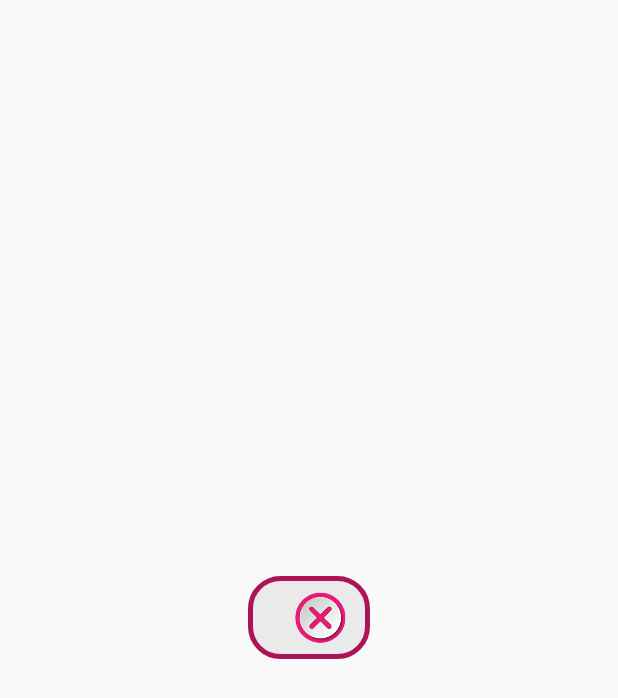
After one commit to kasra-m7/TickVision, an Android app: the layout nok_toast.xml on its own in the app's theme, with its tools: preview values and no code run, on a phone screen of 412 x 824 dp. The commit adds this screen. Shown: the top 698 px of the screen. Run offline under Robolectric (Android 15) with nearby library versions, the phone set to English and light mode, and no system bars.

Commit message:
create personal toast and create class create vision table

```diff
--- a/app/src/main/java/ir/mahchegroup/vision/ActLogin.java
+++ b/app/src/main/java/ir/mahchegroup/vision/ActLogin.java
@@ -87,7 +87,7 @@ public class ActLogin extends AppCompatActivity {
         });
 
 
-        // رویداد دکمه ایجاد حساب کاربری جدید
+        // رویداد دکمه ورود به برنامه
         btnLogin.setOnClickListener(view -> {
             closeMtf();
 
@@ -102,6 +102,7 @@ public class ActLogin extends AppCompatActivity {
                     snackBar.create(getResources().getString(R.string.completeFields), getResources().getColor(R.color.primaryColor), getResources().getColor(R.color.primaryUltraLightColor), getResources().getColor(R.color.accentLightColor));
 
                 } else {
+                    loading.dismissDialog();
                     getUser.getUser(userMail, password);
 
                     getUser.setOnAddUserListener(() -> {
--- /dev/null
+++ b/app/src/main/res/drawable/nok_toast.xml
@@ -0,0 +1,6 @@
+<?xml version="1.0" encoding="utf-8"?>
+<shape android:shape="rectangle" xmlns:android="http://schemas.android.com/apk/res/android">
+    <corners android:radius="20dp"/>
+    <solid android:color="@color/background"/>
+    <stroke android:color="@color/primaryColor" android:width="3dp"/>
+</shape>
--- /dev/null
+++ b/app/src/main/res/drawable/ok_toast.xml
@@ -0,0 +1,6 @@
+<?xml version="1.0" encoding="utf-8"?>
+<shape android:shape="rectangle" xmlns:android="http://schemas.android.com/apk/res/android">
+    <corners android:radius="20dp"/>
+    <solid android:color="@color/background"/>
+    <stroke android:color="@color/accentColor" android:width="3dp"/>
+</shape>
--- /dev/null
+++ b/app/src/main/res/layout/nok_toast.xml
@@ -0,0 +1,36 @@
+<?xml version="1.0" encoding="utf-8"?>
+<RelativeLayout xmlns:android="http://schemas.android.com/apk/res/android"
+    android:layout_width="match_parent"
+    android:layout_height="match_parent"
+    android:layoutDirection="rtl">
+
+    <LinearLayout
+        android:layout_width="wrap_content"
+        android:layout_height="wrap_content"
+        android:orientation="horizontal"
+        android:paddingStart="15dp"
+        android:paddingEnd="15dp"
+        android:paddingTop="10dp"
+        android:paddingBottom="10dp"
+        android:background="@drawable/nok_toast"
+        android:layout_centerInParent="true">
+
+        <ImageView
+            android:layout_width="35dp"
+            android:layout_height="35dp"
+            android:layout_gravity="center"
+            android:src="@drawable/nok"/>
+
+        <TextView
+            android:id="@+id/nok_toast"
+            android:layout_width="wrap_content"
+            android:layout_height="wrap_content"
+            android:textSize="@dimen/normalTextSize"
+            android:layout_marginStart="15dp"
+            android:textColor="@color/primaryColor"
+            android:layout_gravity="center_vertical"
+            android:fontFamily="@font/iran_sans_bold"/>
+
+    </LinearLayout>
+
+</RelativeLayout>
```
Also changed, not shown: app/src/main/java/ir/mahchegroup/vision/ActSignup.java (+6 -1 lines), app/src/main/java/ir/mahchegroup/vision/MainActivity.java (+54 -6 lines), app/src/main/java/ir/mahchegroup/vision/UserItems.java (+7 -0 lines), app/src/main/java/ir/mahchegroup/vision/message_box/ToastBox.java (added, +40 -0 lines), app/src/main/java/ir/mahchegroup/vision/network/CreateVisionTable.java (added, +61 -0 lines), app/src/main/java/ir/mahchegroup/vision/network/GetNumberNewVision.java (added, +60 -0 lines), app/src/main/res/layout/activity_main.xml (+8 -1 lines), app/src/main/res/layout/ok_toast.xml (added, +36 -0 lines), app/src/main/res/drawable/nok.png (added), app/src/main/res/drawable/ok.png (added).
